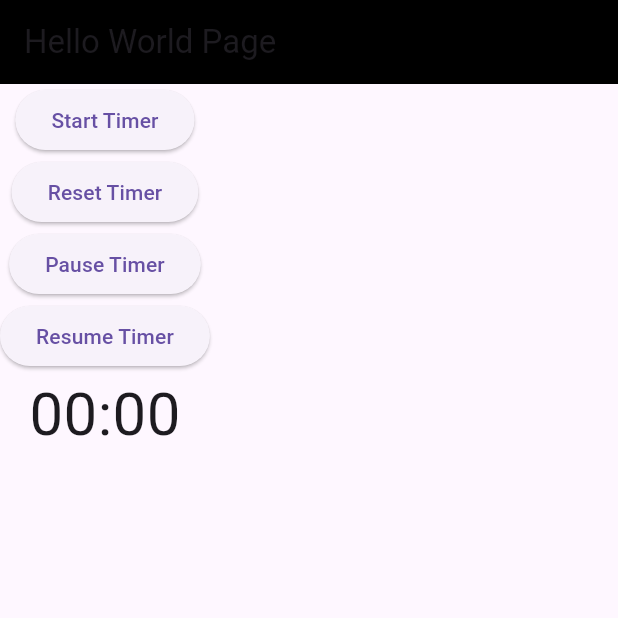
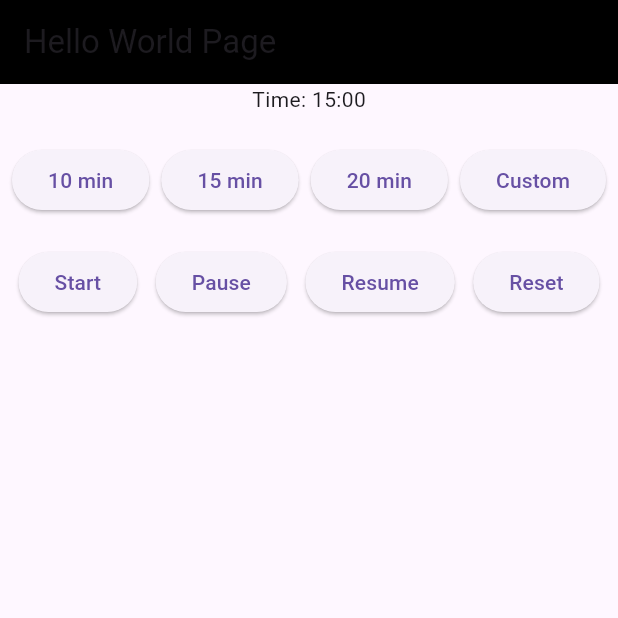
Before and after one commit to yayaya142/Activity-Shuffle, a Flutter app: the screen it shows after launch, on a phone screen of 412 x 824 dp, the top half of it. Run offline on Flutter 3.47's test engine with Material 3 defaults, Android fonts, the phone set to English and light mode, and no system bars.

Commit message:
added custom time wheel

```diff
--- a/lib/pages/timer_widget.dart
+++ b/lib/pages/timer_widget.dart
@@ -1,5 +1,7 @@
-// lib/pages/TimerWidget.dart
+import 'dart:async';
+
 import 'package:flutter/material.dart';
+import 'package:flutter/cupertino.dart'; // For CupertinoPicker
 import 'package:sharp_shooter_pro/services/timer_api.dart';
 
 class TimerWidget extends StatefulWidget {
@@ -8,41 +10,171 @@ class TimerWidget extends StatefulWidget {
 }
 
 class _TimerWidgetState extends State<TimerWidget> {
+  TimerAPI timerAPI = TimerAPI();
+  late Timer _uiUpdateTimer; // Timer to update the UI every second
+  String selectedTime = '15'; // Default selected time
+  int customMinutes = 1; // Store the selected custom time (default 1 minute)
+
+  @override
+  void initState() {
+    super.initState();
+    // Set up a UI timer that updates every second
+    _uiUpdateTimer = Timer.periodic(Duration(seconds: 1), (timer) {
+      setState(() {});
+    });
+  }
+
+  @override
+  void dispose() {
+    _uiUpdateTimer.cancel(); // Cancel the UI update timer when done
+    super.dispose();
+  }
+
+  // Function to handle the time selection buttons
+  void _onTimeButtonPressed(String time) {
+    setState(() {
+      selectedTime = time;
+      if (time != 'Custom') {
+        int selectedMinutes = int.parse(time);
+        timerAPI.startTimer(selectedMinutes *
+            60); // Start the timer with the selected time in seconds
+      } else {
+        // Open wheel slider for custom time selection
+        _showCustomTimePicker();
+      }
+    });
+  }
+
+  // Show modal bottom sheet with a wheel slider for custom time
+  void _showCustomTimePicker() {
+    showModalBottomSheet(
+      context: context,
+      builder: (BuildContext context) {
+        return Container(
+          height: 250,
+          child: Column(
+            children: [
+              SizedBox(height: 10),
+              Text(
+                'Select Custom Time (minutes)',
+                style: TextStyle(fontSize: 18, fontWeight: FontWeight.bold),
+              ),
+              Expanded(
+                child: CupertinoPicker(
+                  itemExtent: 40, // Height of each item in the wheel
+                  scrollController: FixedExtentScrollController(
+                    initialItem: customMinutes -
+                        1, // Preselect the previously chosen time
+                  ),
+                  onSelectedItemChanged: (int index) {
+                    setState(() {
+                      customMinutes =
+                          index + 1; // Update customMinutes (min 1 minute)
+                    });
+                  },
+                  children: List<Widget>.generate(60, (int index) {
+                    return Center(
+                      child: Text(
+                        '${index + 1} min',
+                        style: TextStyle(fontSize: 20),
+                      ),
+                    );
+                  }),
+                ),
+              ),
+              ElevatedButton(
+                onPressed: () {
+                  // Start the timer with the selected custom time
+                  setState(() {
+                    timerAPI.startTimer(
+                        customMinutes * 60); // Start timer in seconds
+                    Navigator.pop(context); // Close the bottom sheet
+                  });
+                },
+                child: Text('Set Timer'),
+              ),
+            ],
+          ),
+        );
+      },
+    );
+  }
+
   @override
   Widget build(BuildContext context) {
     return Column(
+      crossAxisAlignment: CrossAxisAlignment.center,
+      children: [
+        // Display the remaining time
+        Text(
+          'Time: ${timerAPI.getRemainingTimeFormatted()}',
+        ),
+
+        SizedBox(height: 20),
+
+        // Row with predefined time options: 10, 15, 20, and Custom
+        Row(
+          mainAxisAlignment: MainAxisAlignment.spaceEvenly,
+          children: [
+            // Predefined buttons for 10, 15, 20, and Custom
+            _buildTimeOptionButton('10'),
+            _buildTimeOptionButton('15'),
+            _buildTimeOptionButton('20'),
+            _buildTimeOptionButton('Custom'),
+          ],
+        ),
+
+        SizedBox(height: 20),
+
+        // Buttons for controlling the timer
+        Row(
+          mainAxisAlignment: MainAxisAlignment.spaceEvenly,
           children: [
             ElevatedButton(
               onPressed: () {
-            TimerAPI().startTimer(10);
+                setState(() {
+                  timerAPI.startTimer(int.parse(selectedTime) *
+                      60); // Start the timer for the selected duration
+                });
               },
-          child: const Text('Start Timer'),
+              child: Text('Start'),
             ),
             ElevatedButton(
               onPressed: () {
-            TimerAPI().resetTimer();
+                setState(() {
+                  timerAPI.pauseTimer(); // Pause the timer
+                });
               },
-          child: const Text('Reset Timer'),
+              child: Text('Pause'),
             ),
             ElevatedButton(
               onPressed: () {
-            TimerAPI().pauseTimer();
+                setState(() {
+                  timerAPI.resumeTimer(); // Resume the timer
+                });
               },
-          child: const Text('Pause Timer'),
+              child: Text('Resume'),
             ),
             ElevatedButton(
               onPressed: () {
-            TimerAPI().resumeTimer();
+                setState(() {
+                  timerAPI.resetTimer(); // Reset the timer
+                });
               },
-          child: const Text('Resume Timer'),
+              child: Text('Reset'),
             ),
-        Text(
-          TimerAPI().getRemainingTimeFormatted(),
-          style: TextStyle(
-            fontSize: 40,
-          ),
+          ],
         ),
       ],
     );
   }
+
+  // Helper method to build each time option button
+  Widget _buildTimeOptionButton(String time) {
+    return ElevatedButton(
+      onPressed: () => _onTimeButtonPressed(time),
+      style: ElevatedButton.styleFrom(),
+      child: Text(time == 'Custom' ? time : '$time min'),
+    );
   }
+}
--- a/lib/services/timer_api.dart
+++ b/lib/services/timer_api.dart
@@ -1,25 +1,73 @@
+import 'dart:async';
+
 class TimerAPI {
-  int defaultTime = 10;
-  int remainingTime = 10;
+  int defaultTime = 900; // Default timer duration in seconds
+  int remainingTime = 900; // Remaining time in seconds
+  Timer? _timer; // The Timer object
+  bool isPaused = false; // To track if the timer is paused
 
-  // functions to interact with the timer
+  // Start the timer for a given duration
   void startTimer(int time) {
+    defaultTime = time;
+    remainingTime = time;
+    isPaused = false;
+
+    _timer?.cancel(); // Cancel any existing timer if running
+
+    // Start a new periodic timer to count down every second
+    _timer = Timer.periodic(Duration(seconds: 1), (timer) {
+      if (remainingTime > 0) {
+        remainingTime--;
+        print('Remaining time: ${getRemainingTimeFormatted()}');
+      } else {
+        _timer?.cancel();
+        print('Timer finished');
+      }
+    });
+
     print('Timer started for $time seconds');
   }
 
+  // Reset the timer back to the default time
   void resetTimer() {
-    print('Timer reset');
+    _timer?.cancel();
+    remainingTime = defaultTime;
+    isPaused = false;
+    print('Timer reset to $defaultTime seconds');
   }
 
+  // Pause the timer and save remaining time
   void pauseTimer() {
-    print('Timer paused');
+    if (_timer != null && !isPaused) {
+      _timer?.cancel(); // Cancel the current timer to pause it
+      isPaused = true; // Mark the timer as paused
+      print('Timer paused at ${getRemainingTimeFormatted()}');
+    }
   }
 
+  // Resume the timer from the remaining time
   void resumeTimer() {
-    print('Timer resumed');
+    if (isPaused) {
+      isPaused = false; // Mark the timer as resumed
+      _timer = Timer.periodic(Duration(seconds: 1), (timer) {
+        if (remainingTime > 0) {
+          remainingTime--;
+          print('Remaining time: ${getRemainingTimeFormatted()}');
+        } else {
+          _timer?.cancel();
+          print('Timer finished');
+        }
+      });
+      print('Timer resumed');
+    }
   }
 
+  // Get the remaining time in mm:ss format
   String getRemainingTimeFormatted() {
-    return '00:00';
+    int minutes = remainingTime ~/ 60;
+    int seconds = remainingTime % 60;
+    String minutesStr = minutes.toString().padLeft(2, '0');
+    String secondsStr = seconds.toString().padLeft(2, '0');
+    return '$minutesStr:$secondsStr';
   }
 }
```
Lines whose indentation alone changed are shown as unchanged.
